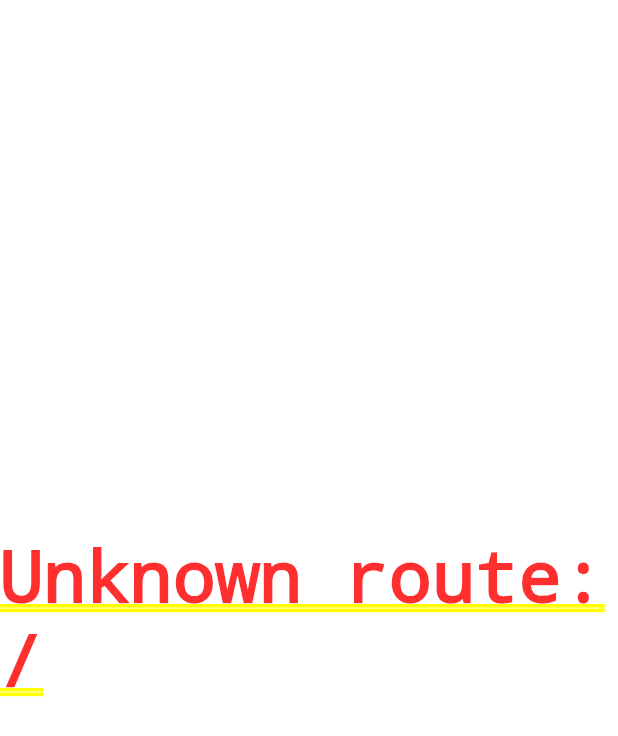
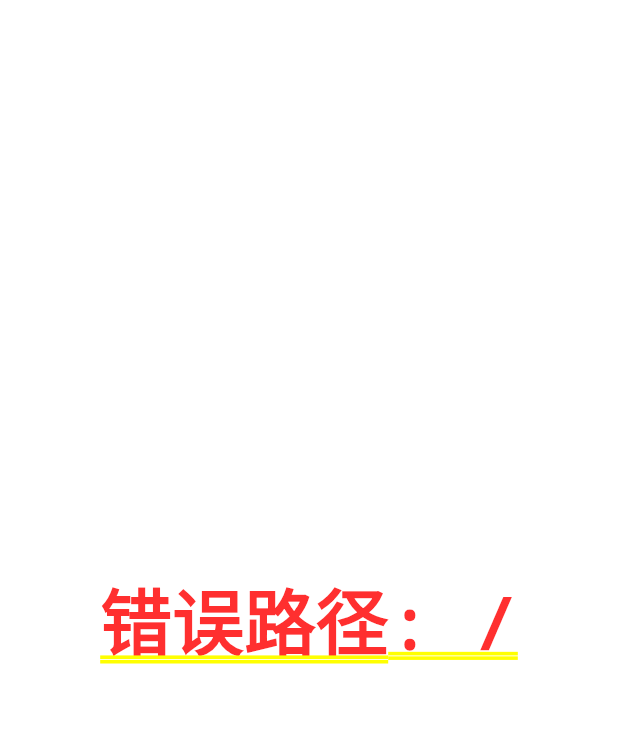
Before and after one commit to Baby1021/fultter, a Flutter app: the screen it shows after launch, on a phone screen of 412 x 824 dp. Shown: the top 736 px of the screen. Run offline on Flutter 3.47's test engine with Material 2 defaults, Android fonts, the phone set to English and light mode, and no system bars; our stand-ins replace dio, image_picker.

Commit message:
更新错误信息

```diff
--- a/lib/main.dart
+++ b/lib/main.dart
@@ -32,7 +32,7 @@ Widget findRoute(String name) {
       return TakeCasePage();
     default:
       return Center(
-        child: Text('Unknown route: $name', textDirection: TextDirection.ltr),
+        child: Text('错误路径: $name', textDirection: TextDirection.ltr),
       );
   }
 }
--- a/pubspec.yaml
+++ b/pubspec.yaml
@@ -11,7 +11,7 @@ description: A new flutter module project.
 # This version is used _only_ for the Runner app, which is used if you just do
 # a `flutter run` or a `flutter make-host-app-editable`. It has no impact
 # on any other native host app that you embed your Flutter project into.
-version: 1.0.0+1
+version: 1.0.30+1
 
 environment:
   sdk: ">=2.1.0 <3.0.0"
```
Also changed, not shown: pubspec.lock.
